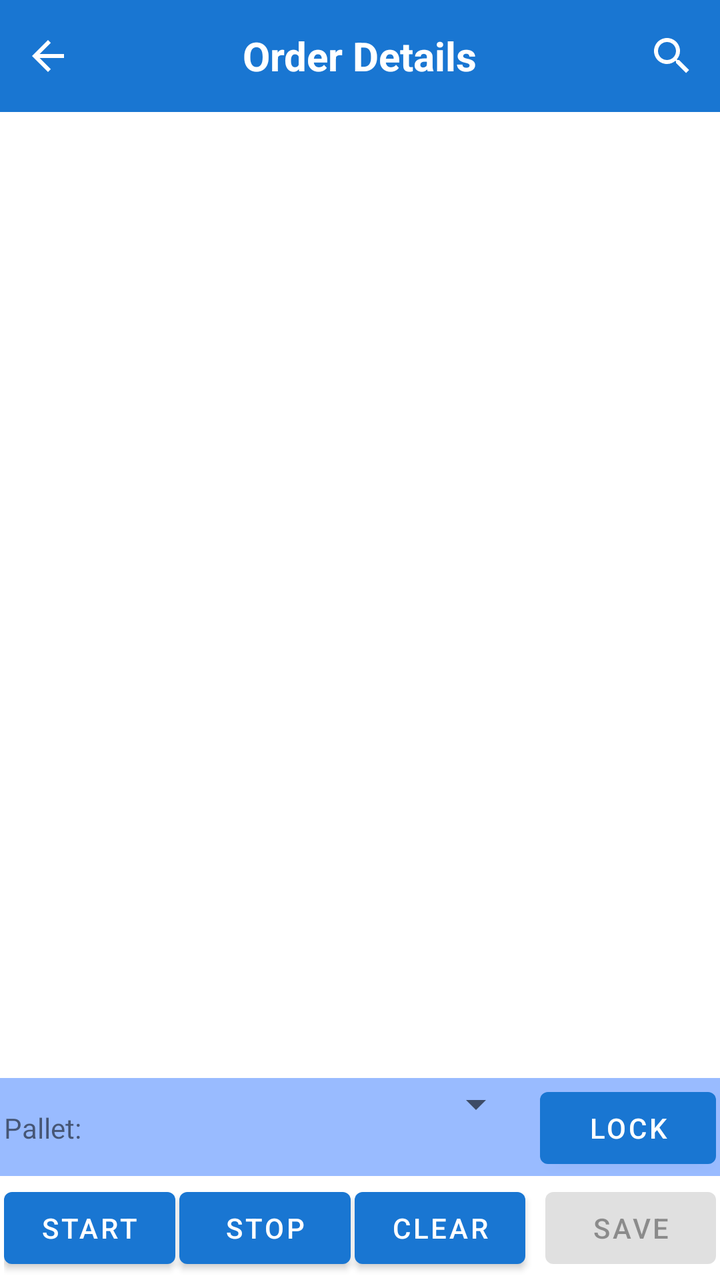
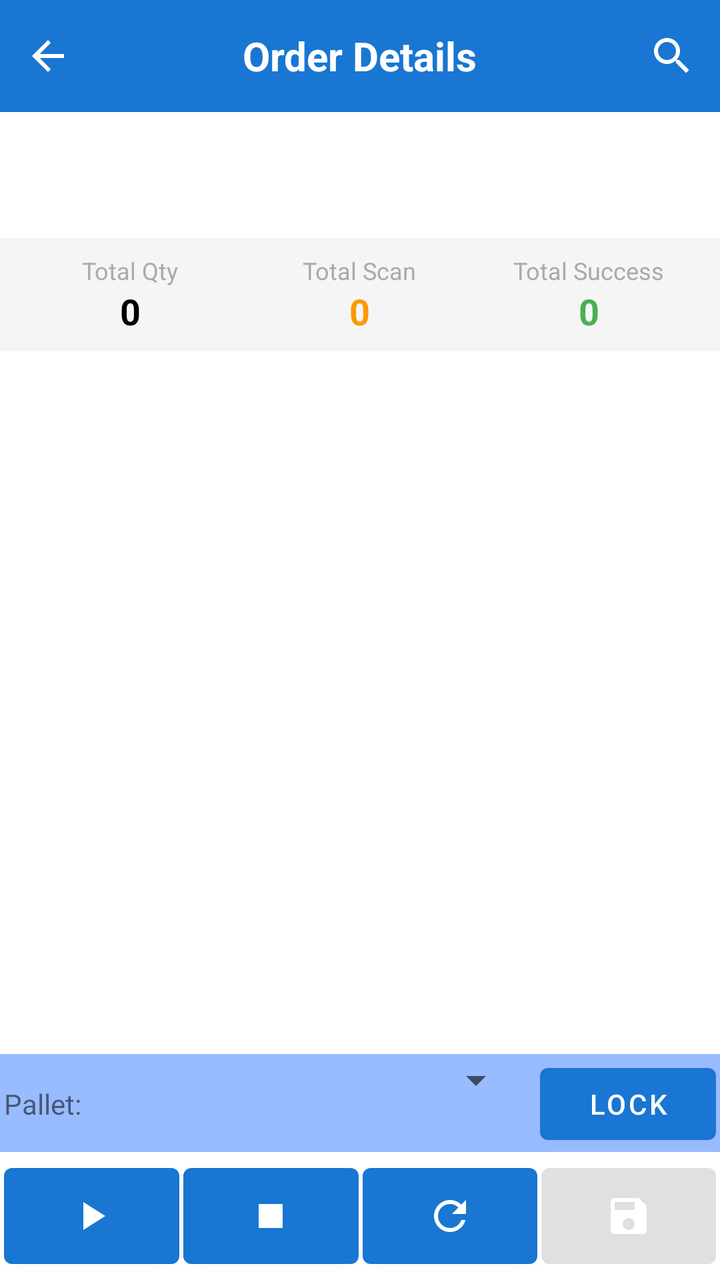

An Android layout rendered at two revisions. The XML below is the earlier revision; the diff shows what the commit changed to produce the second picture.
<!-- AndroidManifest.xml: application theme AppTheme -->
<!-- res/layout/fragment_picking_order_child.xml -->
<?xml version="1.0" encoding="utf-8"?>
<LinearLayout xmlns:android="http://schemas.android.com/apk/res/android"
    android:layout_width="match_parent"
    android:layout_height="match_parent"
    xmlns:app="http://schemas.android.com/apk/res-auto"
    android:orientation="vertical">

    <com.google.android.material.appbar.AppBarLayout
        android:id="@+id/appBarLayout"
        android:layout_width="match_parent"
        android:layout_height="wrap_content">

        <androidx.appcompat.widget.Toolbar
            android:id="@+id/toolbar"
            android:layout_width="match_parent"
            android:layout_height="?attr/actionBarSize"
            android:background="?attr/colorPrimary"
            app:contentInsetLeft="0dp"
            app:contentInsetStart="0dp"
            app:popupTheme="@style/ThemeOverlay.AppCompat.Light"
            app:theme="@style/ThemeOverlay.AppCompat.Dark.ActionBar">

            <FrameLayout
                android:layout_width="match_parent"
                android:layout_height="match_parent">

                <ImageView
                    android:id="@+id/ivBack"
                    android:layout_width="48dp"
                    android:layout_height="match_parent"
                    android:layout_gravity="start"
                    android:background="?attr/selectableItemBackgroundBorderless"
                    android:padding="12dp"
                    android:src="@drawable/ic_arrow_back"
                    app:tint="@android:color/white"/>

                <TextView
                    android:id="@+id/toolbar_title"
                    android:layout_width="wrap_content"
                    android:layout_height="wrap_content"
                    android:layout_gravity="center"
                    android:text="Order Details"
                    android:textColor="@android:color/white"
                    android:textSize="20sp"
                    android:textStyle="bold"/>

                <androidx.appcompat.widget.SearchView
                    android:id="@+id/searchView"
                    android:layout_width="wrap_content"
                    android:layout_height="match_parent"
                    android:layout_gravity="end"
                    app:iconifiedByDefault="true"
                    app:queryHint="Search item..."
                    android:theme="@style/SearchViewStyle"/>

            </FrameLayout>

        </androidx.appcompat.widget.Toolbar>

    </com.google.android.material.appbar.AppBarLayout>

    <LinearLayout
        android:layout_width="match_parent"
        android:layout_height="wrap_content"
        android:orientation="vertical"
        android:padding="16dp"
        android:background="@android:color/white">

        <TextView
            android:id="@+id/tvOrderNo"
            android:layout_width="match_parent"
            android:layout_height="wrap_content"
            android:textSize="18sp"
            android:textStyle="bold"
            android:layout_marginBottom="8dp"/>

        <TextView
            android:id="@+id/tvCustomer"
            android:layout_width="match_parent"
            android:layout_height="wrap_content"
            android:textSize="16sp"
            android:layout_marginBottom="4dp"/>

        <TextView
            android:id="@+id/tvOrderDate"
            android:layout_width="match_parent"
            android:layout_height="wrap_content"
            android:textSize="16sp"/>

    </LinearLayout>
    <LinearLayout
        android:id="@+id/view_readtag"
        android:layout_width="0dp"
        android:layout_height="0dp"
        android:visibility="invisible">
        <TextView
            android:id="@+id/tv_count"
            android:layout_width="0dp"
            android:layout_height="0dp"
            android:visibility="invisible"></TextView>
        <TextView
            android:id="@+id/tv_time"
            android:layout_width="0dp"
            android:layout_height="0dp"
            android:visibility="invisible"></TextView>
        <TextView
            android:id="@+id/tv_total"
            android:layout_width="0dp"
            android:layout_height="0dp"
            android:visibility="invisible"></TextView>
        <EditText
            android:id="@+id/etTime"
            android:layout_weight="1"
            android:layout_width="0dp"
            android:layout_height="0dp"
            android:hint="99999999"
            android:inputType="numberDecimal"
            android:maxLength="10"
            android:singleLine="true"
            android:visibility="invisible" />
    </LinearLayout>

    <FrameLayout
        android:layout_width="match_parent"
        android:layout_height="0dp"
        android:layout_weight="1">

        <ListView
            android:id="@+id/listView"
            android:layout_width="match_parent"
            android:layout_height="match_parent"
            android:divider="@android:color/darker_gray"
            android:dividerHeight="1dp"
            android:padding="8dp"/>

        <LinearLayout
            android:id="@+id/emptyView"
            android:layout_width="match_parent"
            android:layout_height="match_parent"
            android:gravity="center"
            android:orientation="vertical"
            android:visibility="gone">

            <ImageView
                android:layout_width="64dp"
                android:layout_height="64dp"
                android:src="@drawable/ic_empty_box"
                android:alpha="0.5"/>

            <TextView
                android:layout_width="wrap_content"
                android:layout_height="wrap_content"
                android:layout_marginTop="16dp"
                android:text="No items found"
                android:textSize="16sp"/>
        </LinearLayout>

        <ProgressBar
            android:id="@+id/progressBar"
            android:layout_width="wrap_content"
            android:layout_height="wrap_content"
            android:layout_gravity="center"
            android:visibility="gone"/>

    </FrameLayout>

    <LinearLayout
        android:id="@+id/viewPallet"
        android:layout_width="match_parent"
        android:layout_height="wrap_content"
        android:orientation="horizontal"
        android:paddingTop="1dp"
        android:paddingLeft="2dp"
        android:paddingRight="2dp"
        android:paddingBottom="0dp"
        android:background="@color/lightblue3">

        <TextView
            android:layout_width="wrap_content"
            android:layout_height="wrap_content"
            android:text="Pallet: ">
        </TextView>

        <Spinner
            android:id="@+id/spinnerPallet"
            android:layout_width="0dp"
            android:layout_height="wrap_content"
            android:layout_weight="1"
            android:layout_marginEnd="8dp"/>

        <Button
            android:id="@+id/btnLockPallet"
            android:layout_width="wrap_content"
            android:layout_height="wrap_content"
            android:text="Lock"
            android:drawablePadding="8dp"/>

    </LinearLayout>

    <LinearLayout
        android:layout_width="match_parent"
        android:layout_height="wrap_content"
        android:orientation="horizontal"
        android:padding="2dp">

        <Button
            android:id="@+id/btnScanRFID"
            android:layout_width="wrap_content"
            android:layout_height="match_parent"
            android:layout_weight="1"
            android:text="Start"
            android:layout_marginEnd="2dp"/>
        <Button
            android:id="@+id/btnStop"
            android:layout_width="wrap_content"
            android:layout_height="wrap_content"
            android:layout_weight="1"
            android:text="Stop"
            android:layout_marginEnd="2dp"/>
        <Button
            android:id="@+id/btnClear"
            android:layout_width="wrap_content"
            android:layout_height="wrap_content"
            android:layout_weight="1"
            android:text="Clear"
            android:layout_marginEnd="2dp"/>


        <Button
            android:id="@+id/btnConfirm"
            android:layout_width="wrap_content"
            android:layout_height="wrap_content"
            android:layout_weight="1"
            android:text="Save"
            android:enabled="false"
            android:layout_marginStart="8dp"/>

    </LinearLayout>

</LinearLayout>
<!-- resources referenced by this layout -->
<resources>
  <color name="lightblue3">#99BBFF</color>
  <!-- drawable ic_arrow_back (drawable) -->
  <?xml version="1.0" encoding="utf-8"?>
  <vector xmlns:android="http://schemas.android.com/apk/res/android"
      android:width="24dp"
      android:height="24dp"
      android:viewportWidth="24"
      android:viewportHeight="24">
      <path
          android:fillColor="#FFFFFF"
          android:pathData="M20,11H7.83l5.59,-5.59L12,4l-8,8 8,8 1.41,-1.41L7.83,13H20v-2z"/>
  </vector>
  <!-- drawable ic_empty_box: png bitmap (drawable, 5607 bytes) -->
  <style name="SearchViewStyle" parent="Widget.AppCompat.SearchView">
          
          <item name="android:background">@android:color/transparent</item>
          
          <item name="android:textColor">@android:color/white</item>
          
          <item name="android:textColorHint">@android:color/white</item>
          
          <item name="android:tint">@android:color/white</item>
      </style>
  <style name="AppTheme" parent="Theme.MaterialComponents.Light.DarkActionBar">
          <item name="colorPrimary">@color/colorPrimary</item>
          <item name="colorPrimaryDark">@color/colorPrimaryDark</item>
          <item name="colorAccent">@color/colorAccent</item>
      </style>
  <color name="colorPrimary">#1976D2</color>
  <color name="colorPrimaryDark">#1565C0</color>
  <color name="colorAccent">#FFC107</color>
</resources>

<!-- the commit's change to res/layout/fragment_picking_order_child.xml (unified diff, before → after) -->
@@ -44,6 +44,39 @@
                     android:textSize="20sp"
                     android:textStyle="bold"/>
 
+                
+                <FrameLayout
+                    android:id="@+id/notificationContainer"
+                    android:layout_width="48dp"
+                    android:layout_height="match_parent"
+                    android:layout_gravity="end"
+                    android:layout_marginEnd="48dp">
+
+                    <ImageView
+                        android:id="@+id/ivNotification"
+                        android:layout_width="match_parent"
+                        android:layout_height="match_parent"
+                        android:background="?attr/selectableItemBackgroundBorderless"
+                        android:padding="12dp"
+                        android:src="@drawable/ic_notifications"
+                        app:tint="@android:color/white"
+                        android:visibility="gone"/>
+
+                    <TextView
+                        android:id="@+id/tvNotificationCount"
+                        android:layout_width="20dp"
+                        android:layout_height="20dp"
+                        android:layout_gravity="top|end"
+                        android:layout_marginTop="8dp"
+                        android:layout_marginEnd="8dp"
+                        android:background="@drawable/notification_badge_background"
+                        android:gravity="center"
+                        android:text="0"
+                        android:textColor="@android:color/white"
+                        android:textSize="12sp"
+                        android:visibility="gone"/>
+                </FrameLayout>
+
                 <androidx.appcompat.widget.SearchView
                     android:id="@+id/searchView"
                     android:layout_width="wrap_content"
@@ -52,8 +85,8 @@
                     app:iconifiedByDefault="true"
                     app:queryHint="Search item..."
                     android:theme="@style/SearchViewStyle"/>
-
             </FrameLayout>
+
 
         </androidx.appcompat.widget.Toolbar>
 
@@ -63,7 +96,7 @@
         android:layout_width="match_parent"
         android:layout_height="wrap_content"
         android:orientation="vertical"
-        android:padding="16dp"
+        android:padding="5dp"
         android:background="@android:color/white">
 
         <TextView
@@ -72,7 +105,7 @@
             android:layout_height="wrap_content"
             android:textSize="18sp"
             android:textStyle="bold"
-            android:layout_marginBottom="8dp"/>
+            android:layout_marginBottom="3dp"/>
 
         <TextView
             android:id="@+id/tvCustomer"
@@ -81,12 +114,86 @@
             android:textSize="16sp"
             android:layout_marginBottom="4dp"/>
 
-        <TextView
-            android:id="@+id/tvOrderDate"
-            android:layout_width="match_parent"
-            android:layout_height="wrap_content"
-            android:textSize="16sp"/>
-
+    </LinearLayout>
+    
+    <LinearLayout
+        android:layout_width="match_parent"
+        android:layout_height="wrap_content"
+        android:orientation="horizontal"
+        android:padding="8dp"
+        android:background="#F5F5F5">
+
+        <LinearLayout
+            android:layout_width="0dp"
+            android:layout_height="wrap_content"
+            android:layout_weight="1"
+            android:orientation="vertical"
+            android:gravity="center">
+
+            <TextView
+                android:layout_width="wrap_content"
+                android:layout_height="wrap_content"
+                android:text="Total Qty"
+                android:textSize="12sp"
+                android:textColor="@android:color/darker_gray"/>
+
+            <TextView
+                android:id="@+id/tvTotalQty"
+                android:layout_width="wrap_content"
+                android:layout_height="wrap_content"
+                android:text="0"
+                android:textSize="18sp"
+                android:textStyle="bold"
+                android:textColor="@android:color/black"/>
+        </LinearLayout>
+
+        <LinearLayout
+            android:layout_width="0dp"
+            android:layout_height="wrap_content"
+            android:layout_weight="1"
+            android:orientation="vertical"
+            android:gravity="center">
+
+            <TextView
+                android:layout_width="wrap_content"
+                android:layout_height="wrap_content"
+                android:text="Total Scan"
+                android:textSize="12sp"
+                android:textColor="@android:color/darker_gray"/>
+
+            <TextView
+                android:id="@+id/tvTotalScan"
+                android:layout_width="wrap_content"
+                android:layout_height="wrap_content"
+                android:text="0"
+                android:textSize="18sp"
+                android:textStyle="bold"
+                android:textColor="#FF9800"/>
+        </LinearLayout>
+
+        <LinearLayout
+            android:layout_width="0dp"
+            android:layout_height="wrap_content"
+            android:layout_weight="1"
+            android:orientation="vertical"
+            android:gravity="center">
+
+            <TextView
+                android:layout_width="wrap_content"
+                android:layout_height="wrap_content"
+                android:text="Total Success"
+                android:textSize="12sp"
+                android:textColor="@android:color/darker_gray"/>
+
+            <TextView
+                android:id="@+id/tvTotalSuccess"
+                android:layout_width="wrap_content"
+                android:layout_height="wrap_content"
+                android:text="0"
+                android:textSize="18sp"
+                android:textStyle="bold"
+                android:textColor="#4CAF50"/>
+        </LinearLayout>
     </LinearLayout>
     <LinearLayout
         android:id="@+id/view_readtag"
@@ -131,7 +238,7 @@
             android:layout_height="match_parent"
             android:divider="@android:color/darker_gray"
             android:dividerHeight="1dp"
-            android:padding="8dp"/>
+            android:padding="3dp"/>
 
         <LinearLayout
             android:id="@+id/emptyView"
@@ -208,33 +315,84 @@
             android:layout_width="wrap_content"
             android:layout_height="match_parent"
             android:layout_weight="1"
-            android:text="Start"
-            android:layout_marginEnd="2dp"/>
+            android:layout_marginEnd="2dp"
+            android:drawableTop="@drawable/ic_play"
+            android:paddingTop="12dp"
+            android:paddingBottom="0dp"
+            android:textSize="0sp"/>
+
         <Button
             android:id="@+id/btnStop"
             android:layout_width="wrap_content"
             android:layout_height="wrap_content"
             android:layout_weight="1"
-            android:text="Stop"
-            android:layout_marginEnd="2dp"/>
+            android:layout_marginEnd="2dp"
+            android:drawableTop="@drawable/ic_stop"
+            android:paddingTop="12dp"
+            android:paddingBottom="3dp"
+            android:textSize="0sp"/>
+
         <Button
             android:id="@+id/btnClear"
             android:layout_width="wrap_content"
             android:layout_height="wrap_content"
             android:layout_weight="1"
-            android:text="Clear"
-            android:layout_marginEnd="2dp"/>
-
+            android:layout_marginEnd="2dp"
+            android:drawableTop="@drawable/ic_refresh"
+            android:paddingTop="12dp"
+            android:paddingBottom="3dp"
+            android:textSize="0sp"/>
 
         <Button
             android:id="@+id/btnConfirm"
             android:layout_width="wrap_content"
             android:layout_height="wrap_content"
             android:layout_weight="1"
-            android:text="Save"
             android:enabled="false"
-            android:layout_marginStart="8dp"/>
-
-    </LinearLayout>
+            android:drawableTop="@drawable/ic_save"
+            android:paddingTop="12dp"
+            android:paddingBottom="3dp"
+            android:textSize="0sp"/>
+    </LinearLayout>
+
+
+
+
+
+
+
+
+
+
+
+
+
+
+
+
+
+
+
+
+
+
+
+
+
+
+
+
+
+
+
+
+
+
+
+
+
+
+
+
 
 </LinearLayout>
<!-- resource entries referenced after the edit -->
@@ -13,6 +13,57 @@
           android:pathData="M20,11H7.83l5.59,-5.59L12,4l-8,8 8,8 1.41,-1.41L7.83,13H20v-2z"/>
   </vector>
   <!-- drawable ic_empty_box: png bitmap (drawable, 5607 bytes) -->
+  <!-- drawable ic_notifications: png bitmap (drawable, 959 bytes) -->
+  <!-- drawable ic_play (drawable) -->
+  <?xml version="1.0" encoding="utf-8"?>
+  <vector xmlns:android="http://schemas.android.com/apk/res/android"
+      android:width="24dp"
+      android:height="24dp"
+      android:viewportWidth="24"
+      android:viewportHeight="24">
+      <path
+          android:fillColor="#FFFFFF"
+          android:pathData="M8,5v14l11,-7z"/>
+  </vector>
+  <!-- drawable ic_refresh (drawable) -->
+  <?xml version="1.0" encoding="utf-8"?>
+  <vector xmlns:android="http://schemas.android.com/apk/res/android"
+      android:width="24dp"
+      android:height="24dp"
+      android:viewportWidth="24"
+      android:viewportHeight="24">
+      <path
+          android:fillColor="#FFFFFF"
+          android:pathData="M17.65,6.35C16.2,4.9 14.21,4 12,4c-4.42,0 -7.99,3.58 -7.99,8s3.57,8 7.99,8c3.73,0 6.84,-2.55 7.73,-6h-2.08c-0.82,2.33 -3.04,4 -5.65,4 -3.31,0 -6,-2.69 -6,-6s2.69,-6 6,-6c1.66,0 3.14,0.69 4.22,1.78L13,11h7V4l-2.35,2.35z"/>
+  </vector>
+  <!-- drawable ic_save (drawable) -->
+  <?xml version="1.0" encoding="utf-8"?>
+  <vector xmlns:android="http://schemas.android.com/apk/res/android"
+      android:width="24dp"
+      android:height="24dp"
+      android:viewportWidth="24"
+      android:viewportHeight="24">
+      <path
+          android:fillColor="#FFFFFF"
+          android:pathData="M17,3L5,3c-1.11,0 -2,0.9 -2,2v14c0,1.1 0.89,2 2,2h14c1.1,0 2,-0.9 2,-2L21,7l-4,-4zM12,19c-1.66,0 -3,-1.34 -3,-3s1.34,-3 3,-3 3,1.34 3,3 -1.34,3 -3,3zM15,9L5,9L5,5h10v4z"/>
+  </vector>
+  <!-- drawable ic_stop (drawable) -->
+  <?xml version="1.0" encoding="utf-8"?>
+  <vector xmlns:android="http://schemas.android.com/apk/res/android"
+      android:width="24dp"
+      android:height="24dp"
+      android:viewportWidth="24"
+      android:viewportHeight="24">
+      <path
+          android:fillColor="#FFFFFF"
+          android:pathData="M6,6h12v12H6z"/>
+  </vector>
+  <!-- drawable notification_badge_background (drawable) -->
+  <?xml version="1.0" encoding="utf-8"?>
+  <shape xmlns:android="http://schemas.android.com/apk/res/android"
+      android:shape="oval">
+      <solid android:color="#F44336" /> 
+  </shape>
   <style name="SearchViewStyle" parent="Widget.AppCompat.SearchView">
           
           <item name="android:background">@android:color/transparent</item>
